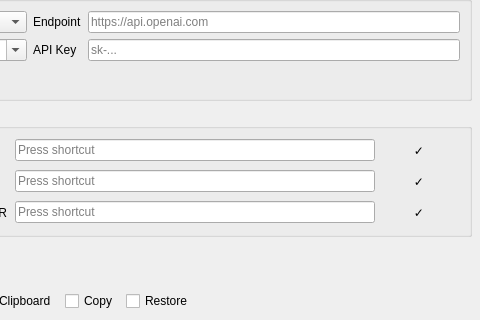
Qt form src/asr_setting_widget.ui (xiaodaxia-2008/TalkInput) before a commit; both pictures show x 116 to 596 and y 172 to 492 of the 596 by 492 pixel window.
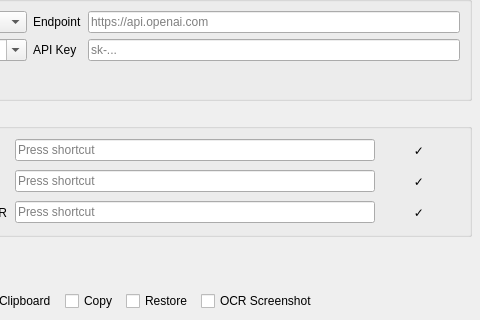
The same form after that commit.

Commit message:
Refactor OCR capture and add screenshot config option
Merge four virtual methods in OcrRecognizer into captureContextImage(), removing dead focusedTextInputRect/WindowId/ScreenName. Consolidate paste_text.h and window_under_cursor into platform_utils.h with per-platform implementations. Rewrite base class captureContextImage() to use full-screen grab + native window rect crop for reliability. Remove empty Tesseract override. Add saveOcrScreenshot config option (default off) with UI checkbox and timestamp-only filename.

```diff
--- a/src/asr_setting_widget.ui
+++ b/src/asr_setting_widget.ui
@@ -491,6 +491,16 @@
        </property>
       </widget>
      </item>
+     <item>
+      <widget class="QCheckBox" name="saveOcrScreenshotCheck">
+       <property name="toolTip">
+        <string>Save OCR context screenshot locally for debugging</string>
+       </property>
+       <property name="text">
+        <string>OCR Screenshot</string>
+       </property>
+      </widget>
+     </item>
      <item>
       <spacer name="bottomSpacer">
        <property name="orientation">
```
The commit also changes 21 other files.
